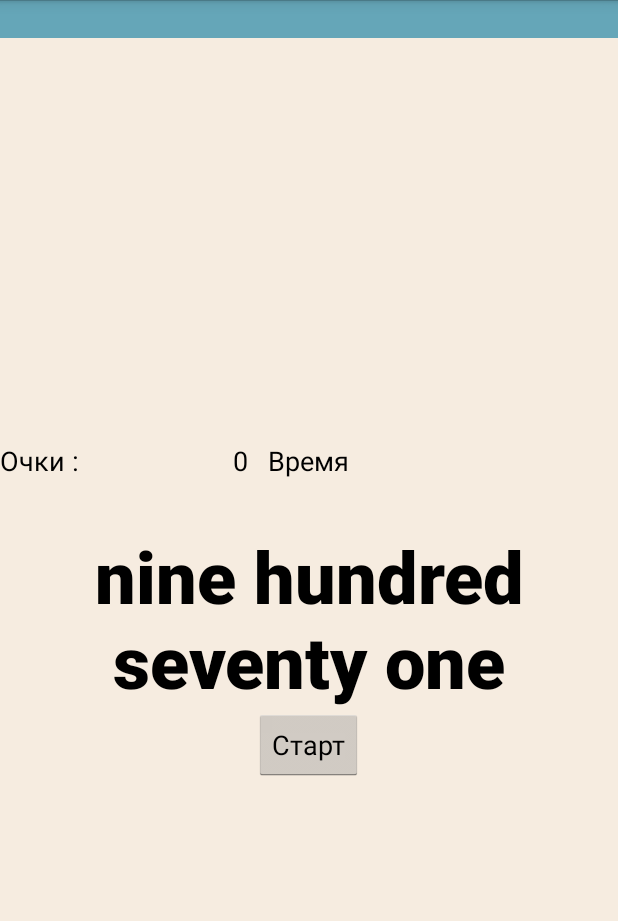
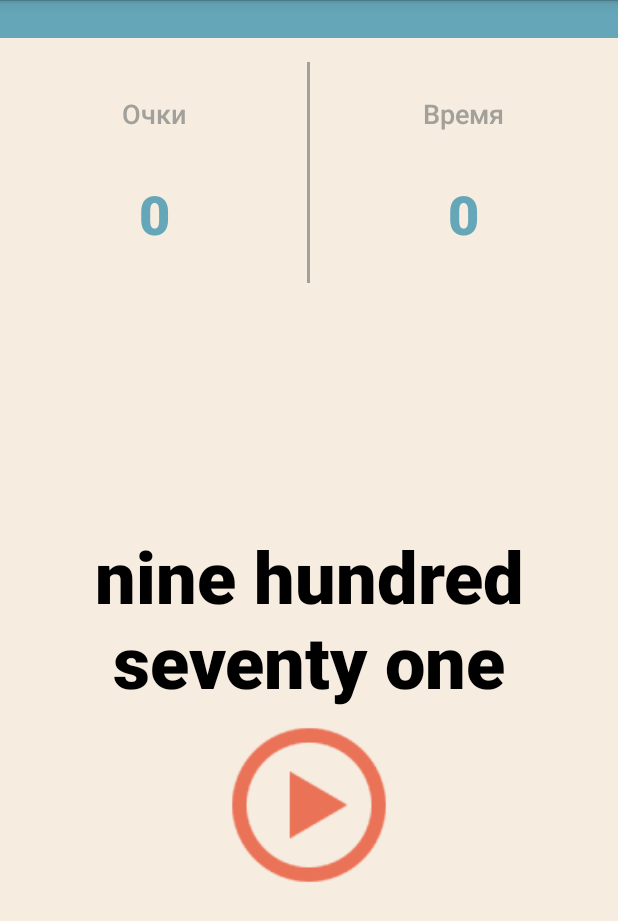
Before and after one commit to Dwite/BiggerSmaller, an Android app: the screen it shows after launch (MainActivity), after a tap on "Игра на время", on a phone screen of 412 x 824 dp. Shown: the top 921 px of the screen. Run offline under Robolectric (Android 15) with nearby library versions, the phone set to English and light mode, and no system bars.

Commit message:
Fresh UI changes

```diff
--- a/MyApplication/app/src/main/AndroidManifest.xml
+++ b/MyApplication/app/src/main/AndroidManifest.xml
@@ -6,10 +6,11 @@
     <uses-permission android:name="android.permission.WRITE_EXTERNAL_STORAGE"/>
     <uses-permission android:name="android.permission.READ_EXTERNAL_STORAGE"/>
     <uses-permission android:name="android.permission.INTERNET"/>
+    <uses-permission android:name="android.permission.VIBRATE"/>
 
     <application
         android:allowBackup="true"
-        android:icon="@drawable/ic_launcher"
+        android:icon="@drawable/appicon"
         android:label="@string/app_name"
         android:theme="@style/AppTheme" >
         <activity
--- a/MyApplication/app/src/main/java/Gestures/GameGestureListener.java
+++ b/MyApplication/app/src/main/java/Gestures/GameGestureListener.java
@@ -20,9 +20,9 @@ public class GameGestureListener extends SimpleOnGestureListener {
     public final static int MODE_DYNAMIC     = 2;
 
     private final static int ACTION_FAKE = -13; //just an unlikely number
-    private int swipe_Min_Distance = 50;
-    private int swipe_Max_Distance = 350;
-    private int swipe_Min_Velocity = 50;
+    private int swipe_Min_Distance = 100;
+    private int swipe_Max_Distance = 500;
+    private int swipe_Min_Velocity = 100;
 
     private int mode             = MODE_DYNAMIC;
     private boolean running      = true;
--- a/MyApplication/app/src/main/java/smartfoxlabs/higherlower/MenuActivity.java
+++ b/MyApplication/app/src/main/java/smartfoxlabs/higherlower/MenuActivity.java
@@ -24,10 +24,10 @@ public class MenuActivity extends BaseActivity {
     ArrayList<Integer> menuIcons;
     ArrayList<ResultMenuItem> menuItems;
 
-    public final String GAME_MODE = "MODE";
-    public final int TIME_MODE = 0;
-    public final int ARCADE_MODE = 1;
-    public final int MULTIPLAYER_MODE = 2;
+    public static final String GAME_MODE = "MODE";
+    public static final int TIME_MODE = 0;
+    public static final int ARCADE_MODE = 1;
+    public static final int MULTIPLAYER_MODE = 2;
 
     @Override
     protected void onCreate(Bundle savedInstanceState) {
@@ -57,8 +57,9 @@ public class MenuActivity extends BaseActivity {
                         break;
                     }
                     case 1 :
+                        Toast.makeText(getApplicationContext(),"In development",Toast.LENGTH_SHORT).show();
                         gameTime.putExtra(GAME_MODE,ARCADE_MODE);
-                        startActivity(gameTime);
+                        //startActivity(gameTime);
                         break;
                     case 2 :
                         Toast.makeText(getApplicationContext(),"In development",Toast.LENGTH_SHORT).show();
--- a/MyApplication/app/src/main/res/layout/activity_main.xml
+++ b/MyApplication/app/src/main/res/layout/activity_main.xml
@@ -6,6 +6,61 @@
     android:background="@color/background"
     tools:context=".MainActivity">
 
+    <LinearLayout
+        android:layout_width="match_parent"
+        android:layout_height="wrap_content"
+        android:layout_below="@+id/progressBar"
+        android:layout_marginTop="@dimen/margin_small"
+        android:id="@+id/MenuInfo"
+        android:orientation="horizontal">
+        <RelativeLayout style="@style/RlTopInfo">
+
+            <TextView
+                style="@style/Text.Gray"
+                android:text="Очки"
+                android:id="@+id/tvScoreStatus"
+                android:layout_centerHorizontal="true"
+                android:layout_alignParentTop="true"/>
+
+            <TextView
+                style="@style/Text.Blue.Bold"
+                android:text="0"
+                android:textSize="36sp"
+                android:id="@+id/tVScoreValue"
+                android:layout_marginTop="@dimen/margin_medium"
+                android:layout_below="@+id/tvScoreStatus"
+                android:layout_centerHorizontal="true" />
+        </RelativeLayout>
+        <RelativeLayout
+            style="@style/RlTopInfo">
+
+            <TextView
+                style="@style/Text.Gray"
+                android:text="Время"
+                android:id="@+id/tVScore"
+                android:layout_centerHorizontal="true"
+                android:layout_alignParentTop="true" />
+
+            <TextView
+                style="@style/Text.Blue.Bold"
+                android:layout_marginTop="@dimen/margin_medium"
+                android:layout_below="@+id/tVScore"
+                android:layout_centerHorizontal="true"
+                android:textSize="36sp"
+                android:text="0"
+                android:id="@+id/textView4" />
+        </RelativeLayout>
+    </LinearLayout>
+
+    <ImageView
+        android:layout_width="2dp"
+        android:layout_height="match_parent"
+        android:layout_alignTop="@+id/MenuInfo"
+        android:paddingTop="@dimen/margin_small"
+        android:paddingBottom="@dimen/margin_small"
+        android:layout_alignBottom="@+id/MenuInfo"
+        android:layout_centerHorizontal="true"
+        android:src="@color/text_gray"/>
     <TextView
         style="@style/Text.Black.Bold"
         android:layout_centerInParent="true"
@@ -15,54 +70,16 @@
         android:textSize="64sp"
         android:onClick="generateNumber"/>
 
-    <TextView
-        android:layout_width="wrap_content"
-        android:layout_height="wrap_content"
-        android:textAppearance="?android:attr/textAppearanceMedium"
-        android:text="Очки :"
-        android:id="@+id/tvScoreStatus"
-        android:layout_alignTop="@+id/tVScore"
-        android:layout_alignParentLeft="true"
-        android:layout_alignParentStart="true" />
-
-    <TextView
-        android:layout_width="wrap_content"
-        android:layout_height="wrap_content"
-        android:textAppearance="?android:attr/textAppearanceMedium"
-        android:text="0"
-        android:id="@+id/tVScoreValue"
-        android:layout_alignTop="@+id/tvScoreStatus"
-        android:layout_toLeftOf="@+id/tVScore"
-        android:layout_toStartOf="@+id/tVScore"
-        android:layout_marginRight="13dp" />
-
-    <Button
-        android:layout_width="wrap_content"
-        android:layout_height="wrap_content"
-        android:text="Старт"
+    <ImageButton
+        android:layout_width="@dimen/ic_start"
+        android:layout_height="@dimen/ic_start"
+        android:background="@null"
         android:id="@+id/button3"
+        android:scaleType="fitXY"
         android:onClick="startGame"
         android:layout_below="@+id/tvNumber"
+        android:src="@drawable/ic_play"
         android:layout_centerHorizontal="true" />
-
-    <TextView
-        android:layout_width="wrap_content"
-        android:layout_height="wrap_content"
-        android:textAppearance="?android:attr/textAppearanceMedium"
-        android:text="Время"
-        android:id="@+id/tVScore"
-        android:layout_marginBottom="32dp"
-        android:layout_above="@+id/tvNumber"
-        android:layout_centerHorizontal="true" />
-
-    <TextView
-        android:layout_width="wrap_content"
-        android:layout_height="wrap_content"
-        android:textAppearance="?android:attr/textAppearanceMedium"
-        android:id="@+id/textView4"
-        android:layout_alignBottom="@+id/tVScore"
-        android:layout_alignRight="@+id/tvNumber"
-        android:layout_alignEnd="@+id/tvNumber" />
 
     <ProgressBar
         style="@style/ProgressBar"
--- a/MyApplication/app/src/main/res/layout/activity_result.xml
+++ b/MyApplication/app/src/main/res/layout/activity_result.xml
@@ -35,7 +35,7 @@
             android:textAppearance="?android:attr/textAppearanceMedium"
             android:text="40"
             android:id="@+id/tVScoreValue"
-            android:textSize="@dimen/text_score"
+            android:textSize="@dimen/text_result"
             android:textStyle="bold"
             android:textColor="@color/text_result"
             android:layout_below="@+id/tvScoreStatus"
--- a/MyApplication/app/src/main/res/values/dimens.xml
+++ b/MyApplication/app/src/main/res/values/dimens.xml
@@ -4,6 +4,7 @@
     <dimen name="activity_vertical_margin">16dp</dimen>
 
     <dimen name="progressbar">25dp</dimen>
+    <dimen name="margin_small">8dp</dimen>
     <dimen name="margin_big">35dp</dimen>
     <dimen name="margin_medium">30dp</dimen>
 
@@ -13,5 +14,6 @@
 
     <dimen name="menu_icon">38dp</dimen>
     <dimen name="menu_icon_big">72dp</dimen>
+    <dimen name="ic_start">128dp</dimen>
     <dimen name="menu_logo">128dp</dimen>
 </resources>
--- a/MyApplication/app/src/main/res/values/styles.xml
+++ b/MyApplication/app/src/main/res/values/styles.xml
@@ -25,4 +25,23 @@
         <item name="android:textStyle">bold</item>
     </style>
 
+    <style name="Text.Gray">
+        <item name="android:textColor">@color/text_gray</item>
+    </style>
+
+    <style name="Text.Blue">
+        <item name="android:textColor">@color/blue</item>
+    </style>
+
+    <style name="Text.Blue.Bold">
+        <item name="android:textStyle">bold</item>
+    </style>
+
+    <style name="RlTopInfo">
+        <item name="android:layout_width">0dip</item>
+        <item name="android:layout_height">wrap_content</item>
+        <item name="android:layout_weight">5</item>
+        <item name="android:padding">@dimen/margin_medium</item>
+    </style>
+
 </resources>
```
Also changed, not shown: MyApplication/app/src/main/java/Core/Game.java (+8 -3 lines), MyApplication/app/src/main/java/smartfoxlabs/higherlower/MainActivity.java (+35 -1 lines), MyApplication/app/src/main/java/smartfoxlabs/higherlower/ResultActivity.java (+30 -20 lines), MyApplication/app/src/main/res/drawable-hdpi/appicon.png (added), MyApplication/app/src/main/res/drawable-hdpi/ic_play.png (added), MyApplication/app/src/main/res/drawable-ldpi/appicon.png (added), MyApplication/app/src/main/res/drawable-mdpi/appicon.png (added), MyApplication/app/src/main/res/drawable-mdpi/ic_play.png (added), MyApplication/app/src/main/res/drawable-xhdpi/appicon.png (added), MyApplication/app/src/main/res/drawable-xhdpi/ic_play.png (added), MyApplication/app/src/main/res/drawable-xxhdpi/appicon.png (added), MyApplication/app/src/main/res/drawable-xxhdpi/ic_play.png (added).
